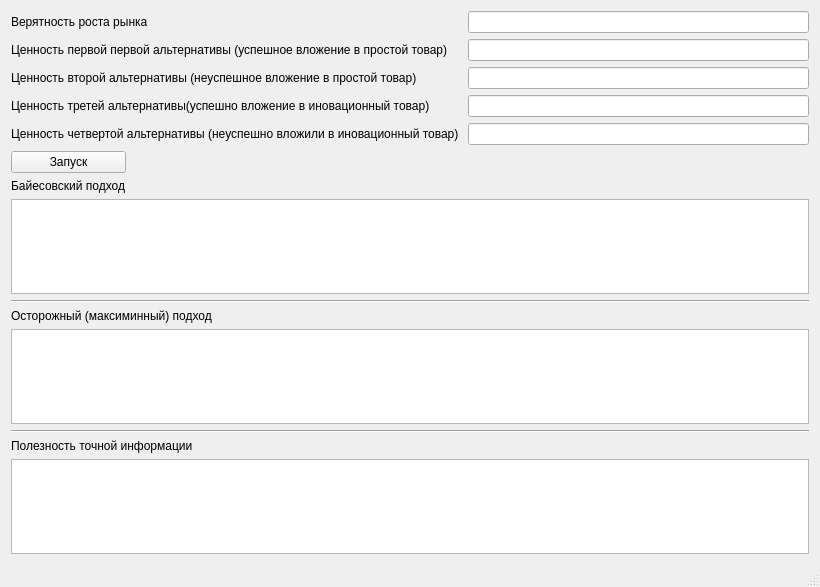
Above: mainwindow.ui from goodluckcompany/tprNew before the change. Below: the same form after it.
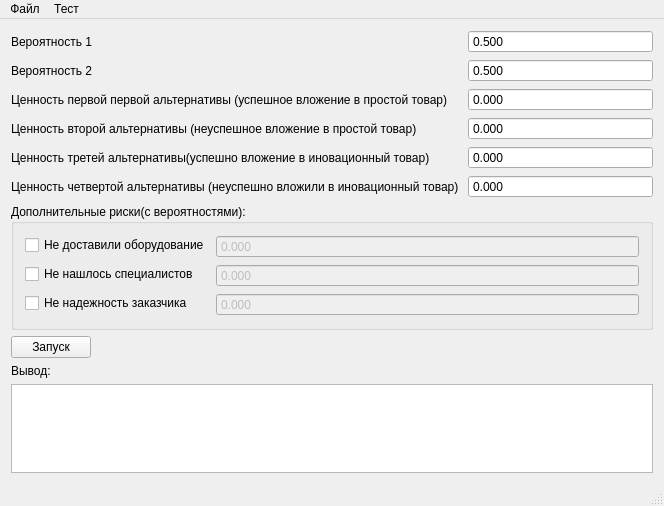
That is the form after the change.

Diff of the .ui file:
```diff
--- a/mainwindow.ui
+++ b/mainwindow.ui
@@ -6,70 +6,257 @@
    <rect>
     <x>0</x>
     <y>0</y>
-    <width>820</width>
-    <height>587</height>
+    <width>664</width>
+    <height>506</height>
    </rect>
   </property>
   <property name="windowTitle">
    <string>Инвестирование средств</string>
   </property>
   <widget class="QWidget" name="centralWidget">
-   <layout class="QGridLayout" name="gridLayout">
-    <item row="0" column="0" colspan="2">
+   <layout class="QVBoxLayout" name="verticalLayout">
+    <item>
      <layout class="QFormLayout" name="formLayout">
       <item row="0" column="0">
        <widget class="QLabel" name="label_4">
         <property name="text">
-         <string>Верятность роста рынка</string>
+         <string>Вероятность 1</string>
         </property>
        </widget>
       </item>
-      <item row="0" column="1">
-       <widget class="QLineEdit" name="lineEdit"/>
-      </item>
       <item row="2" column="0">
+       <widget class="QLabel" name="label_8">
+        <property name="text">
+         <string>Ценность первой первой альтернативы (успешное вложение в простой товар)</string>
+        </property>
+       </widget>
+      </item>
+      <item row="3" column="0">
        <widget class="QLabel" name="label_5">
         <property name="text">
          <string>Ценность второй альтернативы (неуспешное вложение в простой товар)</string>
         </property>
        </widget>
       </item>
-      <item row="2" column="1">
-       <widget class="QLineEdit" name="lineEdit2"/>
-      </item>
-      <item row="3" column="0">
+      <item row="4" column="0">
        <widget class="QLabel" name="label_6">
         <property name="text">
          <string>Ценность третей альтернативы(успешно вложение в иновационный товар)</string>
         </property>
        </widget>
       </item>
-      <item row="3" column="1">
-       <widget class="QLineEdit" name="lineEdit3"/>
-      </item>
-      <item row="4" column="0">
+      <item row="5" column="0">
        <widget class="QLabel" name="label_7">
         <property name="text">
          <string>Ценность четвертой альтернативы (неуспешно вложили в иновационный товар) </string>
         </property>
        </widget>
       </item>
-      <item row="4" column="1">
-       <widget class="QLineEdit" name="lineEdit4"/>
-      </item>
       <item row="1" column="0">
-       <widget class="QLabel" name="label_8">
+       <widget class="QLabel" name="label_2">
         <property name="text">
-         <string>Ценность первой первой альтернативы (успешное вложение в простой товар)</string>
+         <string>Вероятность 2</string>
+        </property>
+       </widget>
+      </item>
+      <item row="0" column="1">
+       <widget class="QDoubleSpinBox" name="doubleSpinBox">
+        <property name="readOnly">
+         <bool>true</bool>
+        </property>
+        <property name="buttonSymbols">
+         <enum>QAbstractSpinBox::NoButtons</enum>
+        </property>
+        <property name="decimals">
+         <number>3</number>
+        </property>
+        <property name="maximum">
+         <double>1.000000000000000</double>
+        </property>
+        <property name="singleStep">
+         <double>0.010000000000000</double>
+        </property>
+        <property name="value">
+         <double>0.500000000000000</double>
         </property>
        </widget>
       </item>
       <item row="1" column="1">
-       <widget class="QLineEdit" name="lineEdit1"/>
+       <widget class="QDoubleSpinBox" name="doubleSpinBox_2">
+        <property name="readOnly">
+         <bool>true</bool>
+        </property>
+        <property name="buttonSymbols">
+         <enum>QAbstractSpinBox::NoButtons</enum>
+        </property>
+        <property name="decimals">
+         <number>3</number>
+        </property>
+        <property name="maximum">
+         <double>1.000000000000000</double>
+        </property>
+        <property name="singleStep">
+         <double>0.010000000000000</double>
+        </property>
+        <property name="value">
+         <double>0.500000000000000</double>
+        </property>
+       </widget>
+      </item>
+      <item row="2" column="1">
+       <widget class="QDoubleSpinBox" name="doubleSpinBox_3">
+        <property name="buttonSymbols">
+         <enum>QAbstractSpinBox::NoButtons</enum>
+        </property>
+        <property name="decimals">
+         <number>3</number>
+        </property>
+        <property name="minimum">
+         <double>-999999999.000000000000000</double>
+        </property>
+        <property name="maximum">
+         <double>999999999.000000000000000</double>
+        </property>
+       </widget>
+      </item>
+      <item row="3" column="1">
+       <widget class="QDoubleSpinBox" name="doubleSpinBox_4">
+        <property name="buttonSymbols">
+         <enum>QAbstractSpinBox::NoButtons</enum>
+        </property>
+        <property name="decimals">
+         <number>3</number>
+        </property>
+        <property name="minimum">
+         <double>-999999999.000000000000000</double>
+        </property>
+        <property name="maximum">
+         <double>999999999.000000000000000</double>
+        </property>
+       </widget>
+      </item>
+      <item row="4" column="1">
+       <widget class="QDoubleSpinBox" name="doubleSpinBox_5">
+        <property name="buttonSymbols">
+         <enum>QAbstractSpinBox::NoButtons</enum>
+        </property>
+        <property name="decimals">
+         <number>3</number>
+        </property>
+        <property name="minimum">
+         <double>-999999999.000000000000000</double>
+        </property>
+        <property name="maximum">
+         <double>999999999.000000000000000</double>
+        </property>
+       </widget>
+      </item>
+      <item row="5" column="1">
+       <widget class="QDoubleSpinBox" name="doubleSpinBox_6">
+        <property name="buttonSymbols">
+         <enum>QAbstractSpinBox::NoButtons</enum>
+        </property>
+        <property name="decimals">
+         <number>3</number>
+        </property>
+        <property name="minimum">
+         <double>-999999999.000000000000000</double>
+        </property>
+        <property name="maximum">
+         <double>999999999.000000000000000</double>
+        </property>
+       </widget>
       </item>
      </layout>
     </item>
-    <item row="1" column="0">
+    <item>
+     <widget class="QGroupBox" name="groupBox">
+      <property name="title">
+       <string>Дополнительные риски(с вероятностями):</string>
+      </property>
+      <layout class="QFormLayout" name="formLayout_2">
+       <item row="0" column="0">
+        <widget class="QCheckBox" name="checkBox">
+         <property name="text">
+          <string>Не доставили оборудование</string>
+         </property>
+        </widget>
+       </item>
+       <item row="1" column="0">
+        <widget class="QCheckBox" name="checkBox_2">
+         <property name="text">
+          <string>Не нашлось специалистов</string>
+         </property>
+        </widget>
+       </item>
+       <item row="2" column="0">
+        <widget class="QCheckBox" name="checkBox_3">
+         <property name="text">
+          <string>Не надежность заказчика</string>
+         </property>
+        </widget>
+       </item>
+       <item row="0" column="1">
+        <widget class="QDoubleSpinBox" name="doubleSpinBox_7">
+         <property name="enabled">
+          <bool>false</bool>
+         </property>
+         <property name="buttonSymbols">
+          <enum>QAbstractSpinBox::NoButtons</enum>
+         </property>
+         <property name="decimals">
+          <number>3</number>
+         </property>
+         <property name="maximum">
+          <double>1.000000000000000</double>
+         </property>
+         <property name="singleStep">
+          <double>0.010000000000000</double>
+         </property>
+        </widget>
+       </item>
+       <item row="1" column="1">
+        <widget class="QDoubleSpinBox" name="doubleSpinBox_8">
+         <property name="enabled">
+          <bool>false</bool>
+         </property>
+         <property name="buttonSymbols">
+          <enum>QAbstractSpinBox::NoButtons</enum>
+         </property>
+         <property name="decimals">
+          <number>3</number>
+         </property>
+         <property name="maximum">
+          <double>1.000000000000000</double>
+         </property>
+         <property name="singleStep">
+          <double>0.010000000000000</double>
+         </property>
+        </widget>
+       </item>
+       <item row="2" column="1">
+        <widget class="QDoubleSpinBox" name="doubleSpinBox_9">
+         <property name="enabled">
+          <bool>false</bool>
+         </property>
+         <property name="buttonSymbols">
+          <enum>QAbstractSpinBox::NoButtons</enum>
+         </property>
+         <property name="decimals">
+          <number>3</number>
+         </property>
+         <property name="maximum">
+          <double>1.000000000000000</double>
+         </property>
+         <property name="singleStep">
+          <double>0.010000000000000</double>
+         </property>
+        </widget>
+       </item>
+      </layout>
+     </widget>
+    </item>
+    <item>
      <layout class="QHBoxLayout" name="horizontalLayout">
       <item>
        <widget class="QPushButton" name="pushButton">
@@ -78,77 +265,35 @@
         </property>
        </widget>
       </item>
+      <item>
+       <spacer name="horizontalSpacer">
+        <property name="orientation">
+         <enum>Qt::Horizontal</enum>
+        </property>
+        <property name="sizeHint" stdset="0">
+         <size>
+          <width>688</width>
+          <height>20</height>
+         </size>
+        </property>
+       </spacer>
+      </item>
      </layout>
     </item>
-    <item row="1" column="1">
-     <spacer name="horizontalSpacer">
-      <property name="orientation">
-       <enum>Qt::Horizontal</enum>
-      </property>
-      <property name="sizeHint" stdset="0">
-       <size>
-        <width>688</width>
-        <height>20</height>
-       </size>
-      </property>
-     </spacer>
-    </item>
-    <item row="2" column="0">
+    <item>
      <widget class="QLabel" name="label">
       <property name="text">
-       <string>Байесовский подход</string>
+       <string>Вывод:</string>
       </property>
      </widget>
     </item>
-    <item row="3" column="0" colspan="2">
+    <item>
      <widget class="QPlainTextEdit" name="plainTextEdit">
       <property name="readOnly">
        <bool>true</bool>
       </property>
      </widget>
     </item>
-    <item row="4" column="0" colspan="2">
-     <widget class="Line" name="line">
-      <property name="orientation">
-       <enum>Qt::Horizontal</enum>
-      </property>
-     </widget>
-    </item>
-    <item row="5" column="0" colspan="2">
-     <widget class="QLabel" name="label_2">
-      <property name="text">
-       <string>Осторожный (максиминный) подход</string>
-      </property>
-     </widget>
-    </item>
-    <item row="6" column="0" colspan="2">
-     <widget class="QPlainTextEdit" name="plainTextEdit2">
-      <property name="readOnly">
-       <bool>true</bool>
-      </property>
-     </widget>
-    </item>
-    <item row="7" column="0" colspan="2">
-     <widget class="Line" name="line_2">
-      <property name="orientation">
-       <enum>Qt::Horizontal</enum>
-      </property>
-     </widget>
-    </item>
-    <item row="8" column="0" colspan="2">
-     <widget class="QLabel" name="label_3">
-      <property name="text">
-       <string>Полезность точной информации</string>
-      </property>
-     </widget>
-    </item>
-    <item row="9" column="0" colspan="2">
-     <widget class="QPlainTextEdit" name="plainTextEdit3">
-      <property name="readOnly">
-       <bool>true</bool>
-      </property>
-     </widget>
-    </item>
    </layout>
   </widget>
   <widget class="QMenuBar" name="menuBar">
@@ -156,10 +301,25 @@
     <rect>
      <x>0</x>
      <y>0</y>
-     <width>820</width>
-     <height>18</height>
+     <width>664</width>
+     <height>21</height>
     </rect>
    </property>
+   <widget class="QMenu" name="file">
+    <property name="title">
+     <string>Файл</string>
+    </property>
+   </widget>
+   <widget class="QMenu" name="test">
+    <property name="title">
+     <string>Тест</string>
+    </property>
+    <addaction name="startTest1"/>
+    <addaction name="startTest2"/>
+    <addaction name="startTest3"/>
+   </widget>
+   <addaction name="file"/>
+   <addaction name="test"/>
   </widget>
   <widget class="QStatusBar" name="statusBar"/>
  </widget>
```
Left out of the diff: 15 changed lines with no effect on the pictures.
